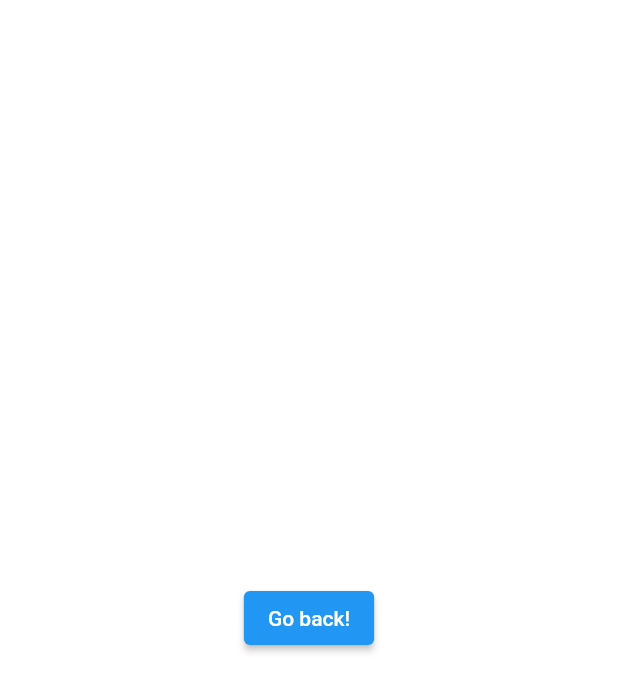
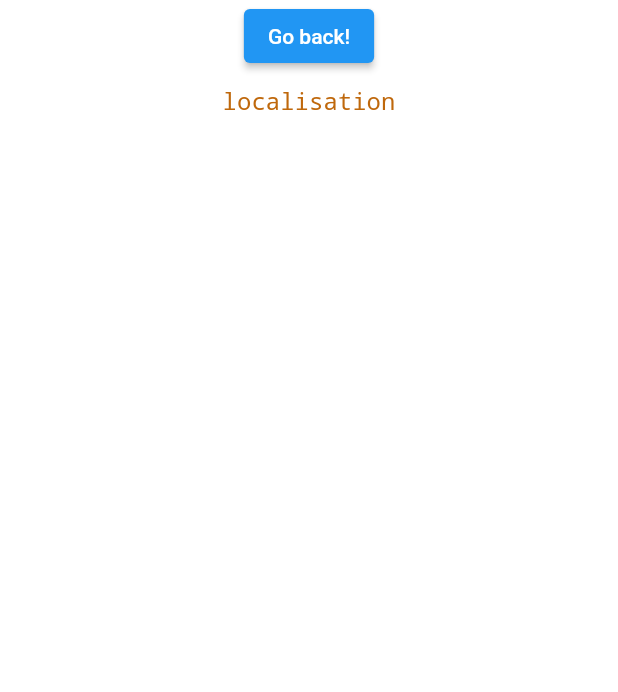
Before and after one commit to miraboy/foodapp, a Flutter app: the screen it shows after launch, after a tap on "Se connecter ici", on a phone screen of 412 x 824 dp. Shown: the top 692 px of the screen. Run offline on Flutter 3.47's test engine with Material 2 defaults, Android fonts, the phone set to English and light mode, and no system bars; our stand-ins replace email_validator, firebase_auth, firebase_core, google_maps_flutter; accounts and stored records are empty.

Commit message:
localisation page

```diff
--- a/lib/connexion.dart
+++ b/lib/connexion.dart
@@ -1,4 +1,5 @@
 import 'package:flutter/material.dart';
+import 'locallisation.dart';
 import 'main.dart';
 
 class connexion extends StatelessWidget {
@@ -6,14 +7,39 @@ class connexion extends StatelessWidget {
 
   @override
   Widget build(BuildContext context) {
-    return Container(
-      child: Center(
-        child: ElevatedButton(
-          onPressed: () {
-            Navigator.pop(context);
-          },
-          child: const Text('Go back!'),
-        ),
+    return SingleChildScrollView(
+      //controller: controller,
+      child: Column(
+        mainAxisAlignment: MainAxisAlignment.center,
+        children: [
+          ElevatedButton(
+            onPressed: () {
+              Navigator.pop(context);
+            },
+            child: const Text('Go back!'),
+          ),
+          GestureDetector(
+            onTap: () {
+              Navigator.push(
+                context,
+                MaterialPageRoute(
+                    builder: (context) => const localisation()),
+              );
+            },
+            child: Container(
+              padding: const EdgeInsets.all(10),
+              child: const Text(
+                'localisation',
+                style: TextStyle(
+                  color:Color.fromARGB(255, 191, 104, 12),
+                  fontSize: 16,
+                  fontWeight: FontWeight.normal,
+                  decoration: TextDecoration.none,
+                ),
+              ),
+            ),
+          )
+        ],
       ),
     );
   }
--- a/lib/inscription.dart
+++ b/lib/inscription.dart
@@ -7,6 +7,7 @@ import 'package:firebase_auth/firebase_auth.dart';
 // import 'package:firebase_core/firebase_core.dart';
 // import 'firebase_options.dart';
 import 'connexion.dart';
+import 'inscription_v.dart';
 import 'main.dart';
 // import 'inscription_v.dart';
 // import 'package:google_sign_in/google_sign_in.dart';
@@ -30,7 +31,7 @@ import 'main.dart';
 // }
 
 class Inscriptio extends StatelessWidget {
-  const Inscriptio({super.key, required this.title});
+  const Inscriptio({Key? key, required this.title});
   final String title;
 
   @override
@@ -283,10 +284,10 @@ class MyCustomFormState extends State<MyCustomForm> {
               //     print('User is signed in!');
               //   }
               // });
-              // Navigator.push(
-              //   context,
-              //   MaterialPageRoute(builder: (context) => const inscription_v()),
-              // );
+              Navigator.push(
+                context,
+                MaterialPageRoute(builder: (context) => const inscription_v()),
+              );
             }
           },
           child: const Text(
--- a/lib/main.dart
+++ b/lib/main.dart
@@ -1,3 +1,4 @@
+// @dart=2.9
 import 'package:flutter/material.dart';
 import 'connexion.dart';
 import 'inscription.dart';
@@ -13,7 +14,7 @@ void main() async {
 }
 
 class MyApp extends StatelessWidget {
-  const MyApp({Key? key});
+  const MyApp({Key key});
 
   // This widget is the root of your application.
   @override
@@ -27,7 +28,7 @@ class MyApp extends StatelessWidget {
 }
 
 class MyHomePage extends StatefulWidget {
-  const MyHomePage({Key? key, required title});
+  const MyHomePage({ Key key, String title}) : super(key: key);
 
   @override
   State<MyHomePage> createState() => _MyHomePageState();
--- a/pubspec.yaml
+++ b/pubspec.yaml
@@ -20,7 +20,7 @@ publish_to: 'none' # Remove this line if you wish to publish to pub.dev
 version: 1.0.0+1
 
 environment:
-  sdk: '>=2.18.2 <3.0.0'
+  sdk: '>=2.12.0 <3.0.0'
 
 # Dependencies specify other packages that your package needs in order to work.
 # To automatically upgrade your package dependencies to the latest versions
@@ -46,6 +46,8 @@ dependencies:
   json_annotation: ^4.7.0
   firebase_core: ^1.24.0
   google_sign_in: ^4.5.1
+  google_maps_flutter: ^2.2.1
+  google_maps_flutter_web: ^0.4.0+3
 
 dev_dependencies:
   flutter_test:
```
Also changed, not shown: lib/locallisation.dart (added, +150 -0 lines), flutter_03.png (added), flutter_04.png (added), pubspec.lock, 3 other files.
